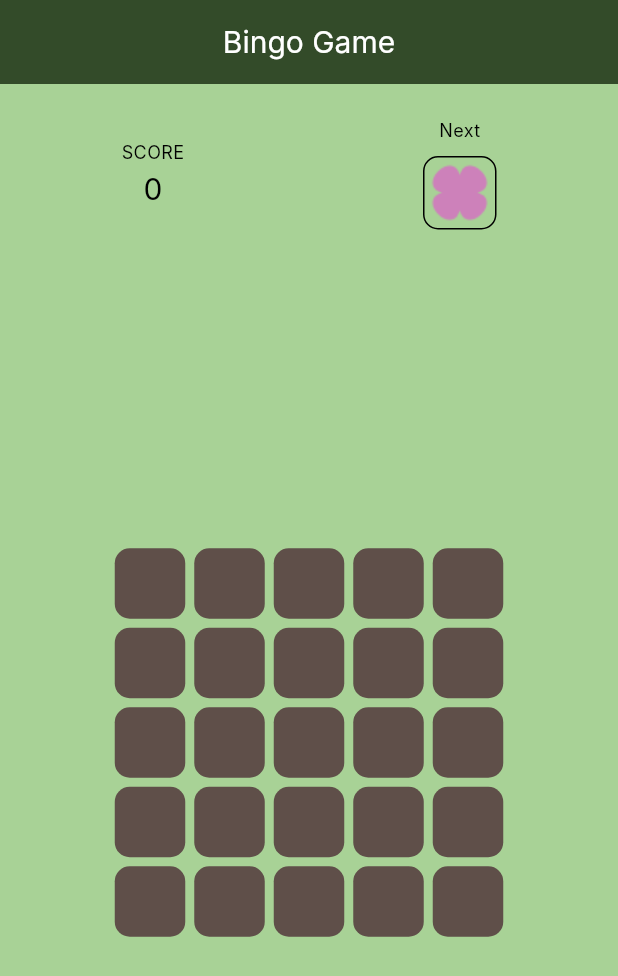
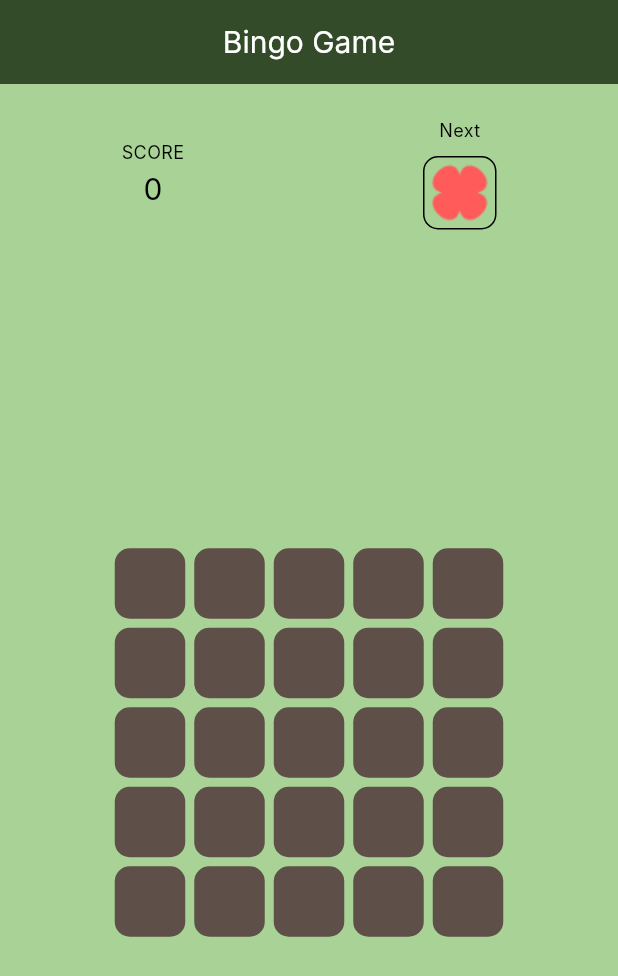
Before and after one commit to Hwaen/Clover, a Flutter app: the screen it shows after launch, on a phone screen of 412 x 824 dp. Shown: the top 976 px of the screen. Run offline on Flutter 3.47's test engine with Material 3 defaults, Android fonts, the phone set to English and light mode, and no system bars; Roboto replaces fonts that are missing (Inter).

Commit message:
Update main.dart

```diff
--- a/lib/main.dart
+++ b/lib/main.dart
@@ -57,7 +57,7 @@ class _CloverState extends State<Clover> {
   ];
 
   // 다음에 사용할 색상
-  String nextColor = "";
+  String nextColor = "Red";
 
   // 점수 변수
   int score = 0;
@@ -211,7 +211,6 @@ class _CloverState extends State<Clover> {
 
   @override
   Widget build(BuildContext context) {
-    _selectNextColor();
     return Column(
       mainAxisAlignment: MainAxisAlignment.center,
       crossAxisAlignment: CrossAxisAlignment.center,
```
